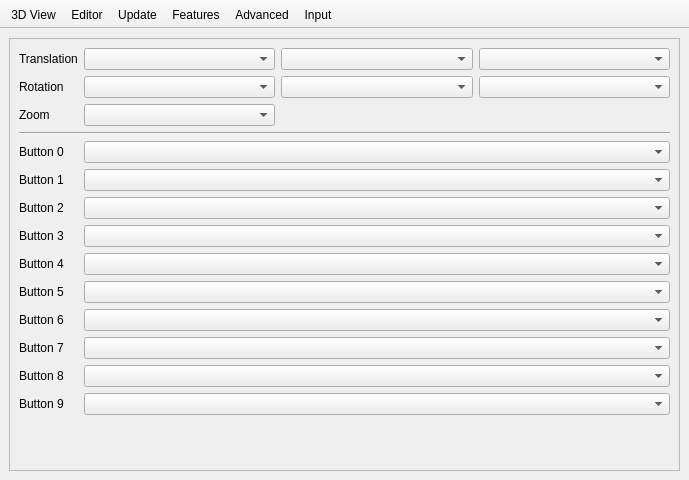
Old version of the form src/Preferences.ui in the repository openscad/openscad.
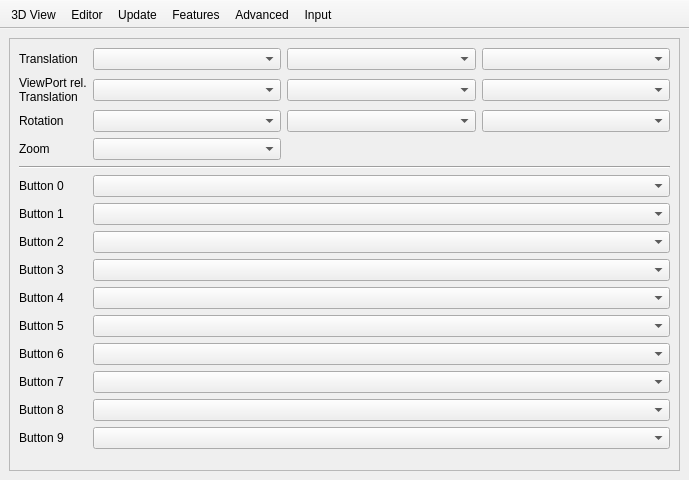
New version of the form. Icons and pictures are not drawn.

Commit message: UI and backend code for Viewport relative translation

Patch:
```diff
--- a/src/Preferences.ui
+++ b/src/Preferences.ui
@@ -1476,16 +1476,15 @@
            <property name="geometry">
             <rect>
              <x>0</x>
-             <y>-38</y>
              <width>655</width>
-             <height>430</height>
+             <height>470</height>
             </rect>
            </property>
            <layout class="QGridLayout" name="gridLayout_7" columnstretch="0,1,1,1">
-            <item row="4" column="1" colspan="3">
+            <item row="5" column="1" colspan="3">
              <widget class="QComboBox" name="comboBoxButton0"/>
             </item>
-            <item row="1" column="0">
+            <item row="2" column="0">
              <widget class="QLabel" name="labelInputRotation">
               <property name="text">
                <string>Rotation</string>
@@ -1498,10 +1497,10 @@
             <item row="0" column="2">
              <widget class="QComboBox" name="comboBoxTranslationY"/>
             </item>
-            <item row="2" column="1">
+            <item row="3" column="1">
              <widget class="QComboBox" name="comboBoxZoom"/>
             </item>
-            <item row="2" column="0">
+            <item row="3" column="0">
              <widget class="QLabel" name="labelInputZoom">
               <property name="text">
                <string>Zoom</string>
@@ -1511,69 +1510,69 @@
             <item row="0" column="1">
              <widget class="QComboBox" name="comboBoxTranslationX"/>
             </item>
-            <item row="1" column="1">
+            <item row="2" column="1">
              <widget class="QComboBox" name="comboBoxRotationX"/>
             </item>
-            <item row="5" column="0">
+            <item row="6" column="0">
              <widget class="QLabel" name="labelInputButton1">
               <property name="text">
                <string>Button 1</string>
               </property>
              </widget>
             </item>
-            <item row="6" column="0">
+            <item row="7" column="0">
              <widget class="QLabel" name="labelInputButton2">
               <property name="text">
                <string>Button 2</string>
               </property>
              </widget>
             </item>
-            <item row="7" column="0">
+            <item row="8" column="0">
              <widget class="QLabel" name="labelInputButton3">
               <property name="text">
                <string>Button 3</string>
               </property>
              </widget>
             </item>
-            <item row="8" column="0">
+            <item row="9" column="0">
              <widget class="QLabel" name="labelInputButton4">
               <property name="text">
                <string>Button 4</string>
               </property>
              </widget>
             </item>
-            <item row="9" column="0">
+            <item row="10" column="0">
              <widget class="QLabel" name="labelInputButton5">
               <property name="text">
                <string>Button 5</string>
               </property>
              </widget>
             </item>
-            <item row="10" column="0">
+            <item row="11" column="0">
              <widget class="QLabel" name="labelInputButton6">
               <property name="text">
                <string>Button 6</string>
               </property>
              </widget>
             </item>
-            <item row="11" column="0">
+            <item row="12" column="0">
              <widget class="QLabel" name="labelInputButton7">
               <property name="text">
                <string>Button 7</string>
               </property>
              </widget>
             </item>
-            <item row="12" column="0">
+            <item row="13" column="0">
              <widget class="QLabel" name="labelInputButton8">
               <property name="text">
                <string>Button 8</string>
               </property>
              </widget>
             </item>
-            <item row="1" column="2">
+            <item row="2" column="2">
              <widget class="QComboBox" name="comboBoxRotationY"/>
             </item>
-            <item row="1" column="3">
+            <item row="2" column="3">
              <widget class="QComboBox" name="comboBoxRotationZ"/>
             </item>
             <item row="0" column="0">
@@ -1583,7 +1582,7 @@
               </property>
              </widget>
             </item>
-            <item row="14" column="0">
+            <item row="15" column="0">
              <spacer name="verticalSpacer_4">
               <property name="orientation">
                <enum>Qt::Vertical</enum>
@@ -1596,54 +1595,70 @@
               </property>
              </spacer>
             </item>
-            <item row="3" column="0" colspan="4">
+            <item row="4" column="0" colspan="4">
              <widget class="Line" name="line">
               <property name="orientation">
                <enum>Qt::Horizontal</enum>
               </property>
              </widget>
             </item>
-            <item row="5" column="1" colspan="3">
-             <widget class="QComboBox" name="comboBoxButton1"/>
-            </item>
             <item row="6" column="1" colspan="3">
-             <widget class="QComboBox" name="comboBoxButton2"/>
+             <widget class="QComboBox" name="comboBoxButton1"/>
             </item>
             <item row="7" column="1" colspan="3">
-             <widget class="QComboBox" name="comboBoxButton3"/>
+             <widget class="QComboBox" name="comboBoxButton2"/>
             </item>
             <item row="8" column="1" colspan="3">
-             <widget class="QComboBox" name="comboBoxButton4"/>
+             <widget class="QComboBox" name="comboBoxButton3"/>
             </item>
             <item row="9" column="1" colspan="3">
-             <widget class="QComboBox" name="comboBoxButton5"/>
+             <widget class="QComboBox" name="comboBoxButton4"/>
             </item>
             <item row="10" column="1" colspan="3">
-             <widget class="QComboBox" name="comboBoxButton6"/>
+             <widget class="QComboBox" name="comboBoxButton5"/>
             </item>
             <item row="11" column="1" colspan="3">
-             <widget class="QComboBox" name="comboBoxButton7"/>
+             <widget class="QComboBox" name="comboBoxButton6"/>
             </item>
             <item row="12" column="1" colspan="3">
+             <widget class="QComboBox" name="comboBoxButton7"/>
+            </item>
+            <item row="13" column="1" colspan="3">
              <widget class="QComboBox" name="comboBoxButton8"/>
             </item>
-            <item row="4" column="0">
+            <item row="5" column="0">
              <widget class="QLabel" name="labelInputButton0">
               <property name="text">
                <string>Button 0</string>
               </property>
              </widget>
             </item>
-            <item row="13" column="0">
+            <item row="14" column="0">
              <widget class="QLabel" name="labelInputButton9">
               <property name="text">
                <string>Button 9</string>
               </property>
              </widget>
             </item>
-            <item row="13" column="1" colspan="3">
+            <item row="14" column="1" colspan="3">
              <widget class="QComboBox" name="comboBoxButton9"/>
             </item>
+            <item row="1" column="0">
+             <widget class="QLabel" name="labelInputTranslationViewPortRelative">
+              <property name="text">
+               <string>ViewPort rel.&lt;br/&gt;Translation</string>
+              </property>
+             </widget>
+            </item>
+            <item row="1" column="2">
+             <widget class="QComboBox" name="comboBoxTranslationYVPRel"/>
+            </item>
+            <item row="1" column="1">
+             <widget class="QComboBox" name="comboBoxTranslationXVPRel"/>
+            </item>
+            <item row="1" column="3">
+             <widget class="QComboBox" name="comboBoxTranslationZVPRel"/>
+            </item>
            </layout>
           </widget>
          </widget>
```
The commit also changes 10 other files.
